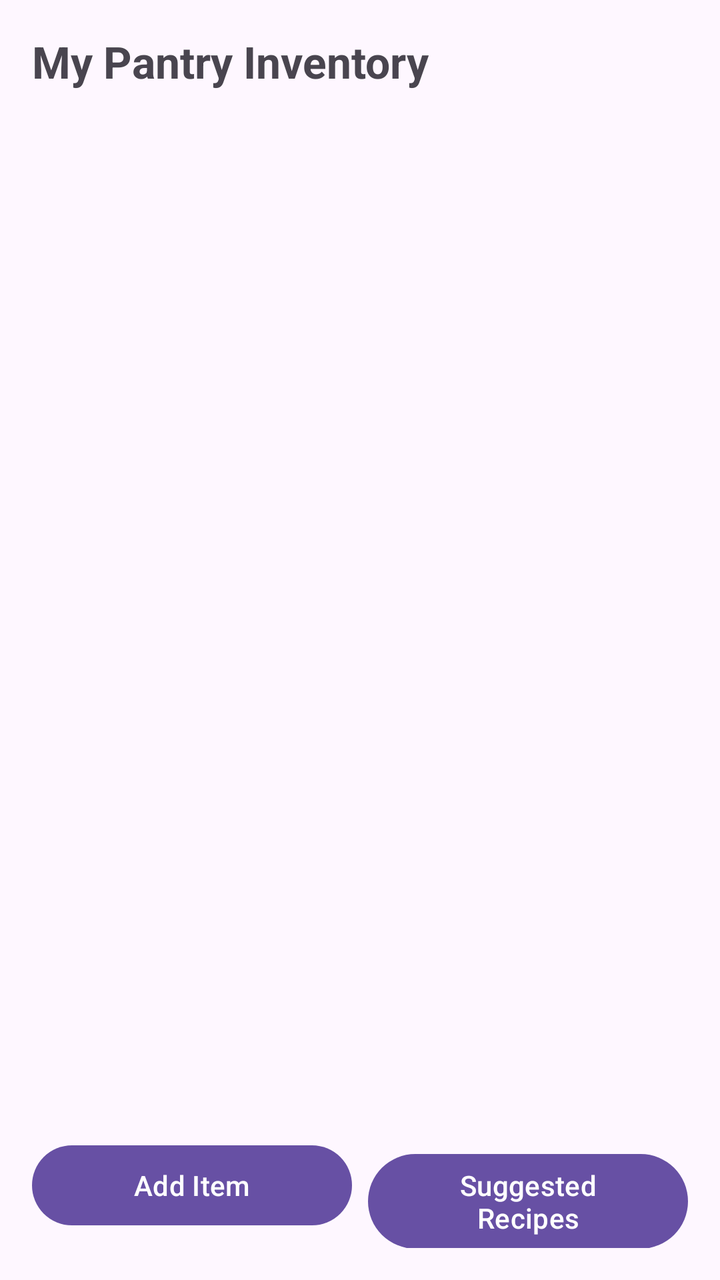
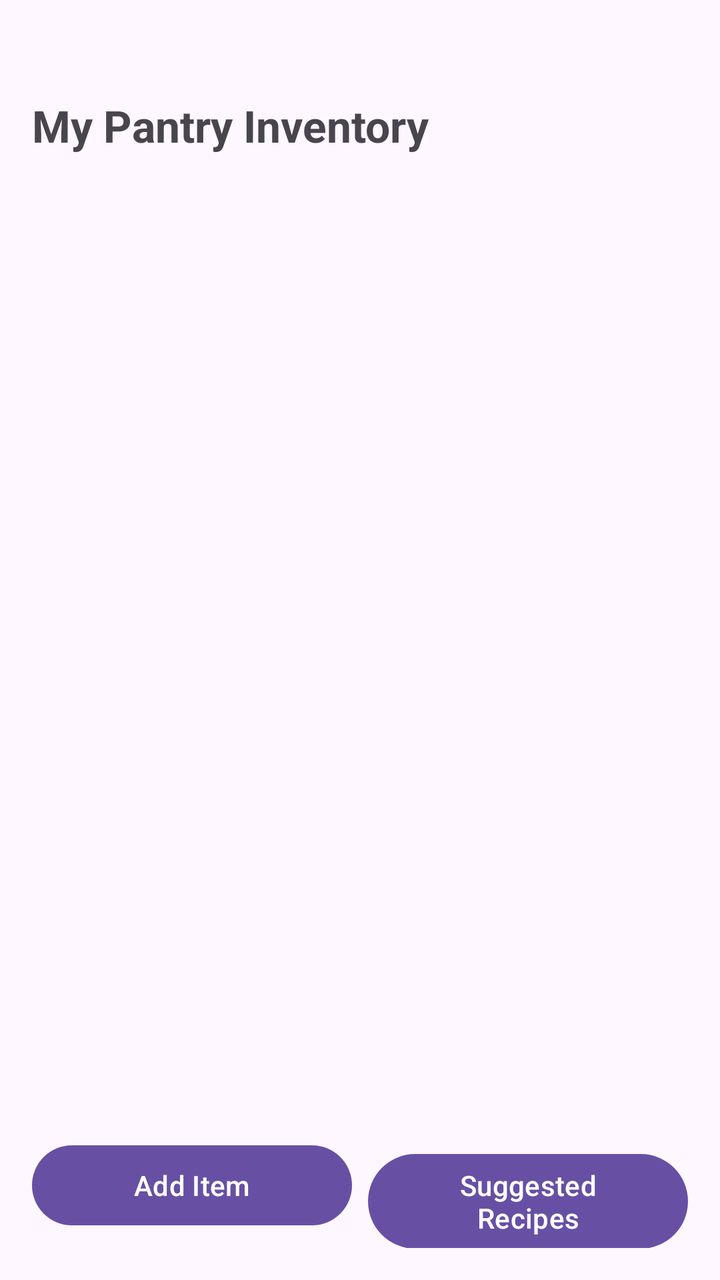

Compare the two renders of this Android layout. The source of the first and the diff that turns it into the second are given below.
<!-- AndroidManifest.xml: application theme Theme.SmartPantryManager -->
<!-- res/layout/activity_main.xml -->
<?xml version="1.0" encoding="utf-8"?>
<RelativeLayout xmlns:android="http://schemas.android.com/apk/res/android"
    xmlns:app="http://schemas.android.com/apk/res-auto"
    android:layout_width="match_parent"
    android:layout_height="match_parent"
    android:padding="16dp">

    <TextView
        android:id="@+id/tvPantryTitle"
        android:layout_width="wrap_content"
        android:layout_height="wrap_content"
        android:text="My Pantry Inventory"
        android:textSize="22sp"
        android:textStyle="bold" />

    <androidx.recyclerview.widget.RecyclerView
        android:id="@+id/recyclerViewPantry"
        android:layout_width="match_parent"
        android:layout_height="match_parent"
        android:layout_above="@id/layoutButtons"
        android:layout_below="@id/tvPantryTitle"
        android:layout_marginTop="12dp"
        android:layout_marginBottom="12dp" />

    <TextView
        android:id="@+id/tvEmptyPantry"
        android:layout_width="wrap_content"
        android:layout_height="wrap_content"
        android:layout_centerInParent="true"
        android:text="Your pantry is empty. Click 'Add Item' below!"
        android:textSize="16sp"
        android:visibility="gone" />

    <LinearLayout
        android:id="@+id/layoutButtons"
        android:layout_width="match_parent"
        android:layout_height="wrap_content"
        android:layout_alignParentBottom="true"
        android:orientation="horizontal">

        <Button
            android:id="@+id/btnAddIngredient"
            android:layout_width="0dp"
            android:layout_height="wrap_content"
            android:layout_marginEnd="4dp"
            android:layout_weight="1"
            android:text="Add Item" />

        <Button
            android:id="@+id/btnViewRecipes"
            android:layout_width="0dp"
            android:layout_height="wrap_content"
            android:layout_marginStart="4dp"
            android:layout_weight="1"
            android:text="Suggested Recipes" />
    </LinearLayout>
</RelativeLayout>
<!-- resources referenced by this layout -->
<resources>
  <style name="Theme.SmartPantryManager" parent="Base.Theme.SmartPantryManager" />
  <style name="Base.Theme.SmartPantryManager" parent="Theme.Material3.DayNight.NoActionBar">
          
          
      </style>
</resources>

<!-- the commit's change to res/layout/activity_main.xml (unified diff, before → after) -->
@@ -3,6 +3,8 @@
     xmlns:app="http://schemas.android.com/apk/res-auto"
     android:layout_width="match_parent"
     android:layout_height="match_parent"
+    android:orientation="vertical"
+    android:paddingTop="36dp"
     android:padding="16dp">
 
     <TextView
@@ -10,6 +12,7 @@
         android:layout_width="wrap_content"
         android:layout_height="wrap_content"
         android:text="My Pantry Inventory"
+        android:layout_marginTop="32dp"
         android:textSize="22sp"
         android:textStyle="bold" />
 
